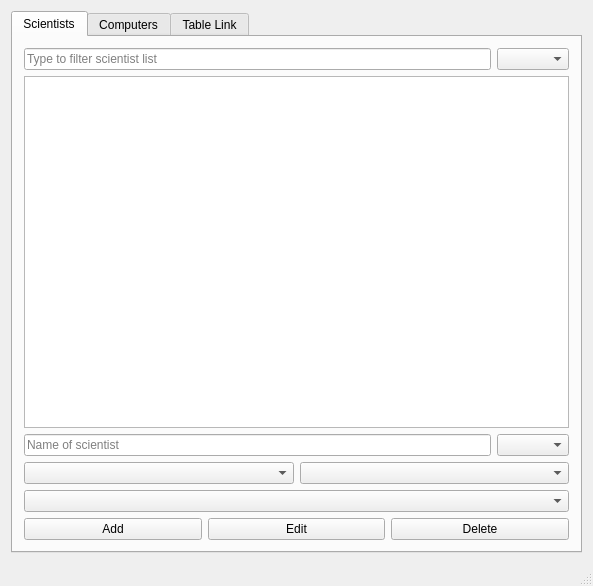
Old version of the form mainwindow.ui in the repository marin16/Skil3.
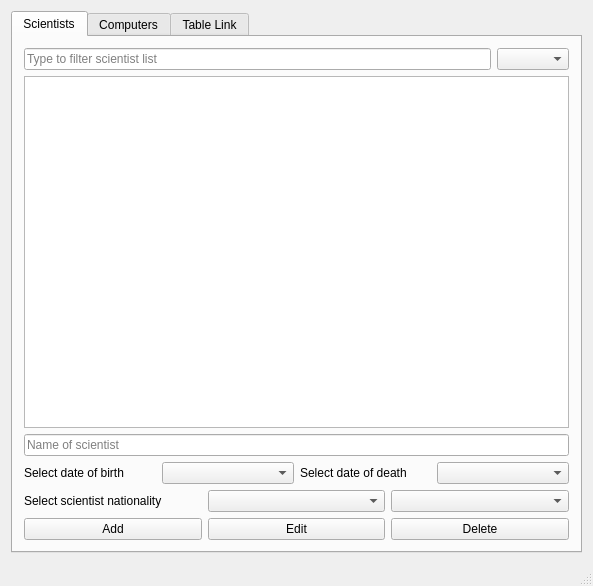
New version of the form.

Patch:
```diff
--- a/mainwindow.ui
+++ b/mainwindow.ui
@@ -55,27 +55,64 @@
             </property>
            </widget>
           </item>
-          <item>
-           <widget class="QComboBox" name="addScientistGender">
-            <property name="currentText">
-             <string/>
-            </property>
-           </widget>
-          </item>
          </layout>
         </item>
         <item>
          <layout class="QHBoxLayout" name="yearScientist">
+          <item>
+           <widget class="QLabel" name="labelScientistBirth">
+            <property name="maximumSize">
+             <size>
+              <width>176</width>
+              <height>16777215</height>
+             </size>
+            </property>
+            <property name="text">
+             <string>Select date of birth</string>
+            </property>
+           </widget>
+          </item>
           <item>
            <widget class="QComboBox" name="addScientistBirth"/>
           </item>
+          <item>
+           <widget class="QLabel" name="labelScientistDeath">
+            <property name="text">
+             <string>Select date of death</string>
+            </property>
+           </widget>
+          </item>
           <item>
            <widget class="QComboBox" name="addScientistDeath"/>
           </item>
          </layout>
         </item>
         <item>
-         <widget class="QComboBox" name="addScientistNationality"/>
+         <layout class="QHBoxLayout" name="nationalityScientist">
+          <item>
+           <widget class="QLabel" name="labelScientistNationality">
+            <property name="text">
+             <string>Select scientist nationality</string>
+            </property>
+            <property name="scaledContents">
+             <bool>false</bool>
+            </property>
+            <property name="wordWrap">
+             <bool>true</bool>
+            </property>
+           </widget>
+          </item>
+          <item>
+           <widget class="QComboBox" name="addScientistNationality"/>
+          </item>
+          <item>
+           <widget class="QComboBox" name="addScientistGender">
+            <property name="currentText">
+             <string/>
+            </property>
+           </widget>
+          </item>
+         </layout>
         </item>
         <item>
          <layout class="QHBoxLayout" name="manageScientist">
```
Left out of the diff: 13 changed lines with no effect on the pictures.
